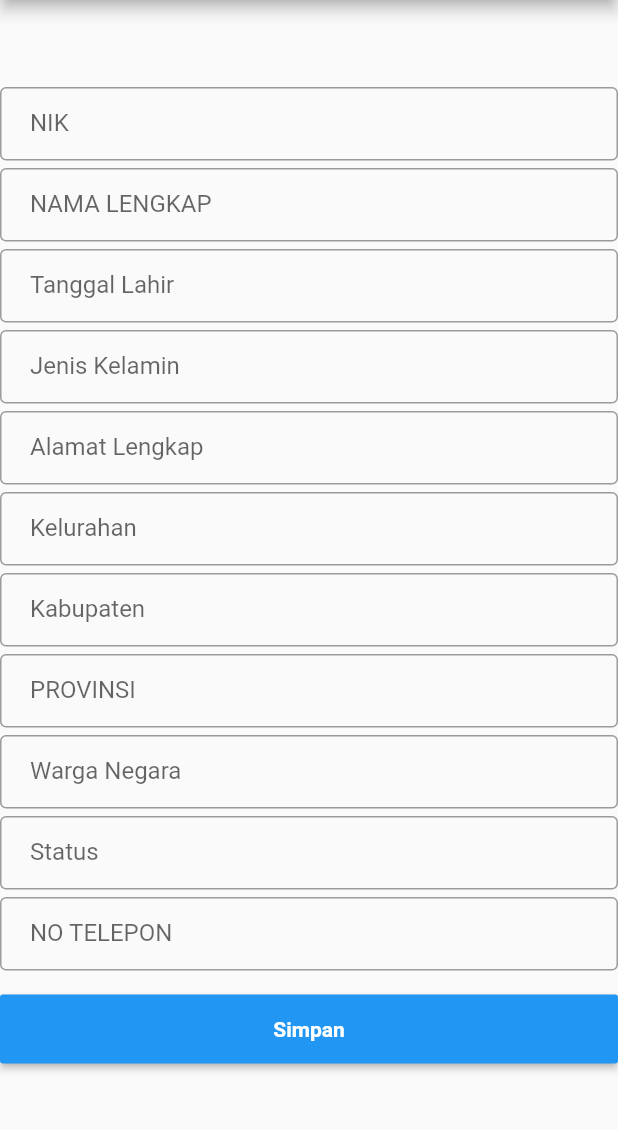
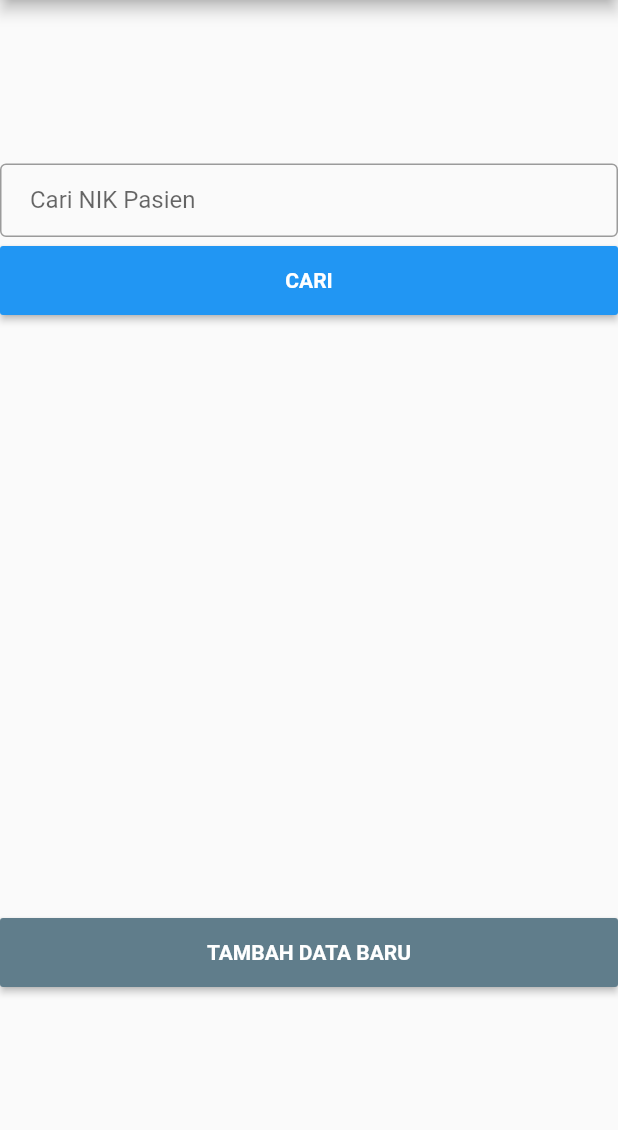
Before and after one commit to argowibowo/silk2021, a Flutter app: the screen it shows after launch, in the side drawer, after a tap on "Pendaftaran", on a phone screen of 412 x 824 dp, the part 84-1214 px from its top. Run offline on Flutter 3.47's test engine with Material 2 defaults, Android fonts, the phone set to English and light mode, and no system bars.

Commit message:
Ui pendaftaran baru

```diff
--- a/flutter_silk/lib/pendaftaran.dart
+++ b/flutter_silk/lib/Pendaftaran/pendaftaran.dart
@@ -1,15 +1,15 @@
 import 'package:flutter/material.dart';
 
-class Pendaftaran extends StatefulWidget {
-  Pendaftaran({Key key, this.title}) : super(key: key);
+class Pendaftaran1 extends StatefulWidget {
+  Pendaftaran1({Key key, this.title}) : super(key: key);
 
   final String title;
 
   @override
-  _PendaftaranState createState() => _PendaftaranState();
+  _Pendaftaran1State createState() => _Pendaftaran1State();
 }
 
-class _PendaftaranState extends State<Pendaftaran> {
+class _Pendaftaran1State extends State<Pendaftaran1> {
   int _counter = 0;
 
   void _incrementCounter() {
--- /dev/null
+++ b/flutter_silk/lib/Pendaftaran/pendaftaran2.dart
@@ -0,0 +1,94 @@
+import 'package:flutter/material.dart';
+import 'package:flutter_silk/Pendaftaran/pendaftaran.dart';
+
+class Pendaftaran2 extends StatefulWidget {
+  Pendaftaran2({Key key, this.title}) : super(key: key);
+
+  final String title;
+
+  @override
+  _Pendaftaran2State createState() => _Pendaftaran2State();
+}
+
+class _Pendaftaran2State extends State<Pendaftaran2> {
+  int _counter = 0;
+
+  void _incrementCounter() {
+    setState(() {
+      _counter++;
+    });
+  }
+
+  @override
+  Widget build(BuildContext context) {
+    return Scaffold(
+        appBar: AppBar(
+          title: Text(widget.title),
+        ),
+        body: Center(
+          child:SingleChildScrollView(
+            child: Column(
+              mainAxisAlignment: MainAxisAlignment.center,
+              children: <Widget>[
+                TextFormField(
+                  decoration: InputDecoration(
+                      labelText: "Cari NIK Pasien",
+                      hintText: "Masukkan NIK",
+                      border: OutlineInputBorder(),
+                      contentPadding: EdgeInsets.fromLTRB(20.0, 15.0, 20.0, 15.0)
+                  ),
+                ),
+                SizedBox(height: 5,
+                ),
+                MaterialButton(
+                  minWidth: MediaQuery.of(context).size.width,
+                  padding: EdgeInsets.fromLTRB(20.0, 15.0, 20.0, 15.0),
+                  color: Colors.blue,
+                  onPressed: () {
+
+                  },
+                  child: Text(
+                    "CARI",
+                    textAlign: TextAlign.center,
+                    style: TextStyle(
+                        color: Colors.white,
+                        fontWeight: FontWeight.bold
+                    ),
+
+                  ),
+
+                ),
+                SizedBox(height: 400,
+                ),
+                MaterialButton(
+                  minWidth: MediaQuery.of(context).size.width,
+                  padding: EdgeInsets.fromLTRB(20.0, 15.0, 20.0, 15.0),
+                  color: Colors.blueGrey,
+                  onPressed: () {
+                    Navigator.pop(context);
+                    Navigator.push(
+                      context,
+                      MaterialPageRoute(builder: (context) => Pendaftaran1(title: "PENDAFTARAN")),  //<~~
+                    );
+
+
+                  },
+                  child: Text(
+                    "TAMBAH DATA BARU",
+                    textAlign: TextAlign.center,
+                    style: TextStyle(
+                        color: Colors.white,
+                        fontWeight: FontWeight.bold
+                    ),
+
+                  ),
+
+                ),
+
+              ],
+            ),
+          ),
+        )
+    );
+  }
+}
--- a/flutter_silk/lib/dashboard.dart
+++ b/flutter_silk/lib/dashboard.dart
@@ -1,5 +1,6 @@
 import 'package:flutter/material.dart';
-import 'package:flutter_silk/pendaftaran.dart';
+import 'file:///D:/ProgWeb/xaamp/htdocs/SILK2020/flutter_silk/lib/Pendaftaran/pendaftaran.dart';
+import 'package:flutter_silk/Pendaftaran/pendaftaran2.dart';
 
 
 class dashboard extends StatefulWidget {  //<~~~
@@ -48,7 +49,7 @@ class _dashboardState extends State<dashboard> {    //<~~
                 Navigator.pop(context);
                 Navigator.push(
                   context,
-                  MaterialPageRoute(builder: (context) => Pendaftaran(title: "PENDAFTARAN")),  //<~~
+                  MaterialPageRoute(builder: (context) => Pendaftaran2(title: "PENDAFTARAN")),  //<~~
                 );
               },
             ),
```
